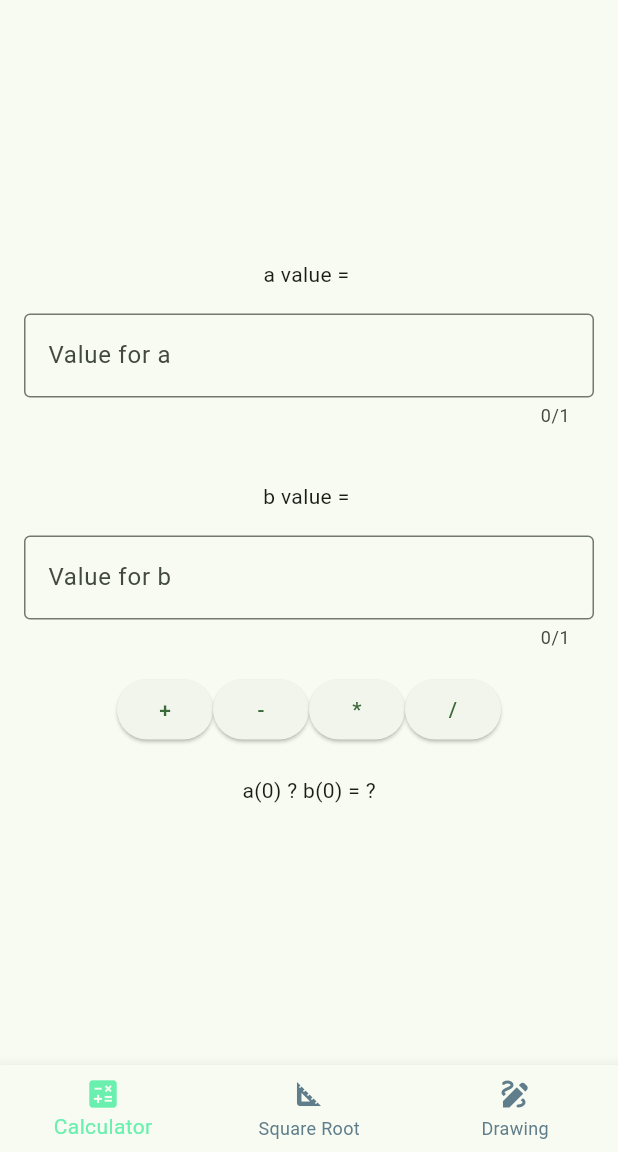
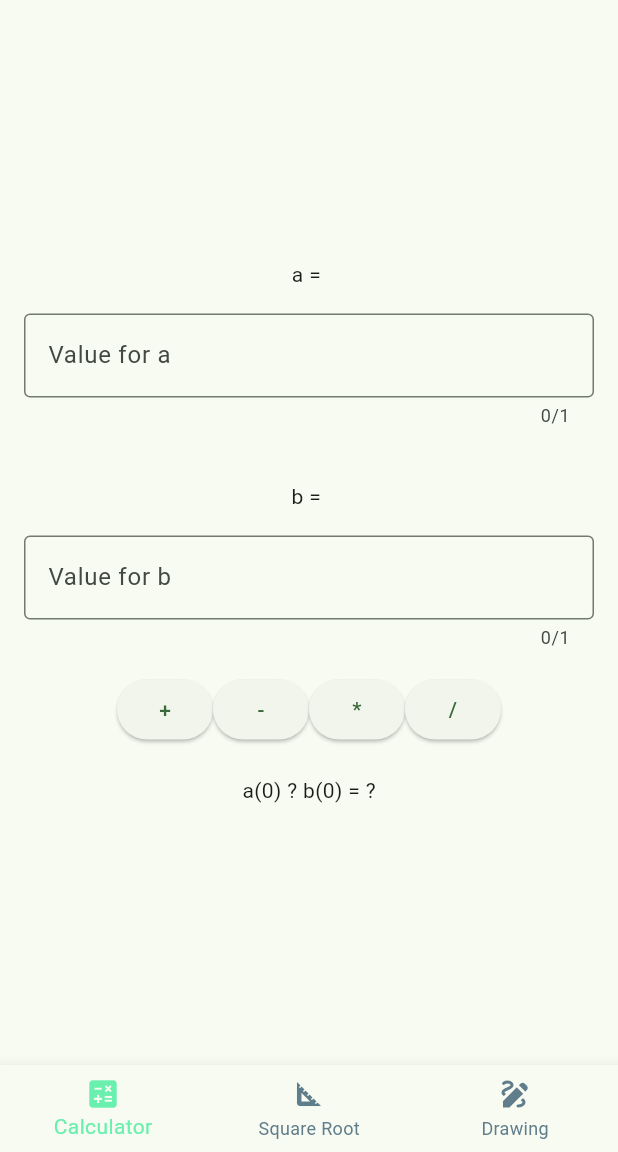
Before and after one commit to Bozhidar-A/uni_mobile, a Flutter app: the screen it shows after launch, on a phone screen of 412 x 824 dp, the part 84-1236 px from its top. Run offline on Flutter 3.47's test engine with Material 3 defaults, Android fonts, the phone set to English and light mode, and no system bars.

Commit message:
changes to input and square root screen

```diff
--- a/lib/main.dart
+++ b/lib/main.dart
@@ -1,5 +1,7 @@
 import 'package:flutter/material.dart';
 import 'package:uni_mobile/screens/CalculatorScreen.dart';
+import 'package:uni_mobile/screens/DrawScreen.dart';
+import 'package:uni_mobile/screens/SquareRootScreen.dart';
 
 void main() {
   runApp(const MyApp());
@@ -31,9 +33,9 @@ class MainWrapperState extends State<MainWrapper> {
   int _selectedIndex = 0;
 
   final List<Widget> appBarWidgetDestinations = const [
-    CalculatorsScreen(),
-    Text("index 1"),
-    Text("index 2"),
+    CalculatorScreen(),
+    SquareRootScreen(),
+    DrawScreen(),
     Text("index 3"),
   ];
 
--- a/lib/screens/CalculatorScreen.dart
+++ b/lib/screens/CalculatorScreen.dart
@@ -1,50 +1,18 @@
 import 'package:flutter/material.dart';
-import 'package:flutter/services.dart';
+import 'package:uni_mobile/widgets/InputField.dart';
 
-class CalculatorsScreen extends StatefulWidget {
-  const CalculatorsScreen({super.key});
+class CalculatorScreen extends StatefulWidget {
+  const CalculatorScreen({super.key});
 
   @override
-  State<CalculatorsScreen> createState() => CalculatorsScreenState();
+  State<CalculatorScreen> createState() => CalculatorsScreenState();
 }
 
-class CalculatorsScreenState extends State<CalculatorsScreen> {
+class CalculatorsScreenState extends State<CalculatorScreen> {
   double a = 0;
   double b = 0;
   String? symbol;
   double? res;
-
-  Widget BuildInputField(
-    String label,
-    double value,
-    //bs func pass
-    Function(double) onValueChanged,
-  ) {
-    return Column(
-      children: [
-        Text("$label value = "),
-        Padding(
-          padding: const EdgeInsets.all(16),
-          child: TextField(
-            maxLength: 1,
-            inputFormatters: [FilteringTextInputFormatter.digitsOnly],
-            keyboardType: TextInputType.number,
-            decoration: InputDecoration(
-              hintText: "Value for $label",
-              border: const OutlineInputBorder(),
-            ),
-            onChanged: (inputValue) {
-              setState(() {
-                onValueChanged(
-                  inputValue.isEmpty ? 0 : double.parse(inputValue),
-                );
-              });
-            },
-          ),
-        ),
-      ],
-    );
-  }
 
   void PerformCalculation(String mathSymbol) {
     switch (mathSymbol) {
@@ -92,9 +60,19 @@ class CalculatorsScreenState extends State<CalculatorsScreen> {
         child: Column(
           mainAxisAlignment: MainAxisAlignment.center,
           children: <Widget>[
-            BuildInputField("a", a, (newValue) => a = newValue),
+            InputField(
+              label: "a",
+              value: a,
+              maxDigits: 1,
+              onValueChanged: (newValue) => a = newValue!,
+            ),
             const SizedBox(height: 20),
-            BuildInputField("b", b, (newValue) => b = newValue),
+            InputField(
+              label: "b",
+              value: b,
+              maxDigits: 1,
+              onValueChanged: (newValue) => b = newValue!,
+            ),
             Row(
               mainAxisAlignment: MainAxisAlignment.center,
               children: <Widget>[
--- /dev/null
+++ b/lib/widgets/InputField.dart
@@ -0,0 +1,42 @@
+import 'package:flutter/material.dart';
+import 'package:flutter/services.dart';
+
+class InputField extends StatelessWidget {
+  final String label;
+  final double value;
+  final int? maxDigits;
+  final Function(double) onValueChanged;
+
+  const InputField({
+    Key? key,
+    required this.label,
+    required this.value,
+    this.maxDigits,
+    required this.onValueChanged,
+  }) : super(key: key);
+
+  @override
+  Widget build(BuildContext context) {
+    return Column(
+      children: [
+        Text("$label = "),
+        Padding(
+          padding: const EdgeInsets.all(16),
+          child: TextField(
+            //can use TextFormField for init value but it looks good without it
+            maxLength: maxDigits,
+            inputFormatters: [FilteringTextInputFormatter.digitsOnly],
+            keyboardType: TextInputType.number,
+            decoration: InputDecoration(
+              hintText: "Value for $label",
+              border: const OutlineInputBorder(),
+            ),
+            onChanged: (inputValue) {
+              onValueChanged(inputValue.isEmpty ? 0 : double.parse(inputValue));
+            },
+          ),
+        ),
+      ],
+    );
+  }
+}
```
Also changed, not shown: lib/screens/SquareRootScreen.dart (added, +44 -0 lines).
